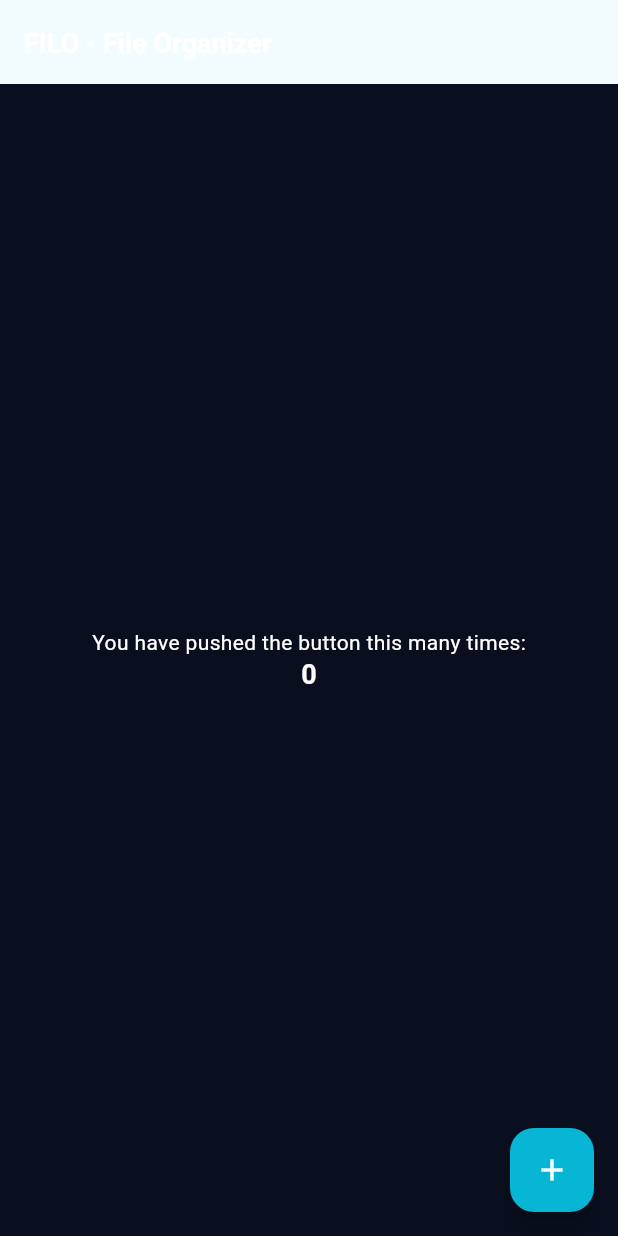
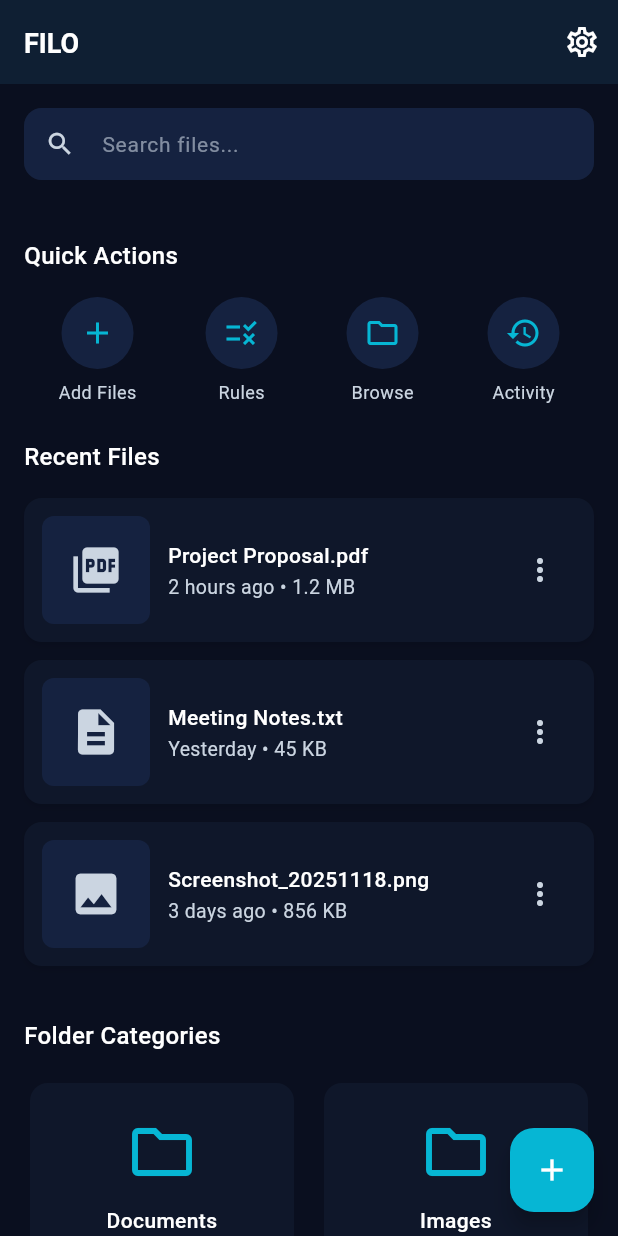
Before and after one commit to srujanyadav-hyp/Filo, a Flutter app: the screen it shows after launch, on a phone screen of 412 x 824 dp. Run offline on Flutter 3.47's test engine with Material 3 defaults, Android fonts, the light colour scheme and no system bars; our stand-ins replace drift, flutter_riverpod; accounts and stored records are empty; generated files the repository leaves out were written again.

Commit message:
feat(ui): implement home screen with search, cards, quick actions - Created HomeScreen with 4 sections: search bar, quick actions, recent files, folder categories - Implemented SearchBarWidget with focus animations (180ms scale, opacity changes) - Implemented FileCardWidget with press animation (scale to 0.96, 120ms easeOut) - Implemented QuickActionButton (48dp circular button with label) - All widgets use design tokens (AppColors, AppTypography, AppSpacing) - Updated main.dart to use HomeScreen instead of counter widget - Updated widget test to verify home screen components - All 34 tests passing (8 database + 26 theme + 1 widget) Refs: screens/home_shelf_ultra.md, ui_blueprint_ultra_ultra.md lines 38-97

```diff
--- a/lib/main.dart
+++ b/lib/main.dart
@@ -5,6 +5,7 @@ import 'package:flutter/material.dart';
 import 'package:flutter_riverpod/flutter_riverpod.dart';
 import 'core/providers/provider_observer.dart';
 import 'presentation/theme/app_theme.dart';
+import 'presentation/screens/home_screen.dart';
 
 void main() {
   runApp(
@@ -21,93 +22,7 @@ class MyApp extends StatelessWidget {
       title: 'FILO',
       debugShowCheckedModeBanner: false,
       theme: AppTheme.darkTheme,
-      home: const MyHomePage(title: 'FILO - File Organizer'),
+      home: const HomeScreen(),
     );
   }
 }
-
-class MyHomePage extends StatefulWidget {
-  const MyHomePage({super.key, required this.title});
-
-  // This widget is the home page of your application. It is stateful, meaning
-  // that it has a State object (defined below) that contains fields that affect
-  // how it looks.
-
-  // This class is the configuration for the state. It holds the values (in this
-  // case the title) provided by the parent (in this case the App widget) and
-  // used by the build method of the State. Fields in a Widget subclass are
-  // always marked "final".
-
-  final String title;
-
-  @override
-  State<MyHomePage> createState() => _MyHomePageState();
-}
-
-class _MyHomePageState extends State<MyHomePage> {
-  int _counter = 0;
-
-  void _incrementCounter() {
-    setState(() {
-      // This call to setState tells the Flutter framework that something has
-      // changed in this State, which causes it to rerun the build method below
-      // so that the display can reflect the updated values. If we changed
-      // _counter without calling setState(), then the build method would not be
-      // called again, and so nothing would appear to happen.
-      _counter++;
-    });
-  }
-
-  @override
-  Widget build(BuildContext context) {
-    // This method is rerun every time setState is called, for instance as done
-    // by the _incrementCounter method above.
-    //
-    // The Flutter framework has been optimized to make rerunning build methods
-    // fast, so that you can just rebuild anything that needs updating rather
-    // than having to individually change instances of widgets.
-    return Scaffold(
-      appBar: AppBar(
-        // TRY THIS: Try changing the color here to a specific color (to
-        // Colors.amber, perhaps?) and trigger a hot reload to see the AppBar
-        // change color while the other colors stay the same.
-        backgroundColor: Theme.of(context).colorScheme.inversePrimary,
-        // Here we take the value from the MyHomePage object that was created by
-        // the App.build method, and use it to set our appbar title.
-        title: Text(widget.title),
-      ),
-      body: Center(
-        // Center is a layout widget. It takes a single child and positions it
-        // in the middle of the parent.
-        child: Column(
-          // Column is also a layout widget. It takes a list of children and
-          // arranges them vertically. By default, it sizes itself to fit its
-          // children horizontally, and tries to be as tall as its parent.
-          //
-          // Column has various properties to control how it sizes itself and
-          // how it positions its children. Here we use mainAxisAlignment to
-          // center the children vertically; the main axis here is the vertical
-          // axis because Columns are vertical (the cross axis would be
-          // horizontal).
-          //
-          // TRY THIS: Invoke "debug painting" (choose the "Toggle Debug Paint"
-          // action in the IDE, or press "p" in the console), to see the
-          // wireframe for each widget.
-          mainAxisAlignment: .center,
-          children: [
-            const Text('You have pushed the button this many times:'),
-            Text(
-              '$_counter',
-              style: Theme.of(context).textTheme.headlineMedium,
-            ),
-          ],
-        ),
-      ),
-      floatingActionButton: FloatingActionButton(
-        onPressed: _incrementCounter,
-        tooltip: 'Increment',
-        child: const Icon(Icons.add),
-      ),
-    );
-  }
-}
--- /dev/null
+++ b/lib/presentation/screens/home_screen.dart
@@ -0,0 +1,275 @@
+// FILO Home Screen
+// Refs: screens/home_shelf_ultra.md (full file), ui_blueprint_ultra_ultra.md lines 50-80
+
+import 'package:flutter/material.dart';
+import '../theme/app_colors.dart';
+import '../theme/app_spacing.dart';
+import '../theme/app_typography.dart';
+import '../widgets/search_bar_widget.dart';
+import '../widgets/file_card_widget.dart';
+import '../widgets/quick_action_button.dart';
+
+/// Home/Shelf screen matching screens/home_shelf_ultra.md specifications
+/// Components: Search bar, Quick actions row, Recent list, Folder categories grid
+/// Spacing: between cards 12dp, between sections 24dp
+class HomeScreen extends StatelessWidget {
+  const HomeScreen({super.key});
+
+  @override
+  Widget build(BuildContext context) {
+    return Scaffold(
+      backgroundColor: AppColors.background,
+      appBar: AppBar(
+        title: const Text('FILO'),
+        actions: [
+          IconButton(
+            icon: const Icon(Icons.settings_outlined),
+            onPressed: () {
+              // TODO: Navigate to settings
+            },
+          ),
+        ],
+      ),
+      body: SafeArea(
+        child: CustomScrollView(
+          slivers: [
+            // Search bar section
+            SliverToBoxAdapter(
+              child: Padding(
+                padding: EdgeInsets.all(AppSpacing.paddingMedium), // 16dp
+                child: SearchBarWidget(
+                  onTap: () {
+                    // TODO: Navigate to search results screen
+                  },
+                  readOnly: true, // Tap navigates to search screen
+                ),
+              ),
+            ),
+
+            // 24dp spacing between sections per spec
+            SliverToBoxAdapter(
+              child: SizedBox(height: AppSpacing.spaceBetweenSections),
+            ),
+
+            // Quick actions row
+            SliverToBoxAdapter(
+              child: Padding(
+                padding: EdgeInsets.symmetric(
+                  horizontal: AppSpacing.paddingMedium,
+                ),
+                child: Column(
+                  crossAxisAlignment: CrossAxisAlignment.start,
+                  children: [
+                    Text('Quick Actions', style: AppTypography.headingS),
+                    const SizedBox(height: 16),
+                    Row(
+                      mainAxisAlignment: MainAxisAlignment.spaceAround,
+                      children: [
+                        QuickActionButton(
+                          icon: Icons.add,
+                          label: 'Add Files',
+                          onPressed: () {
+                            // TODO: Add files action
+                          },
+                        ),
+                        QuickActionButton(
+                          icon: Icons.rule,
+                          label: 'Rules',
+                          onPressed: () {
+                            // TODO: Navigate to rules
+                          },
+                        ),
+                        QuickActionButton(
+                          icon: Icons.folder_outlined,
+                          label: 'Browse',
+                          onPressed: () {
+                            // TODO: Browse files
+                          },
+                        ),
+                        QuickActionButton(
+                          icon: Icons.history,
+                          label: 'Activity',
+                          onPressed: () {
+                            // TODO: Navigate to activity log
+                          },
+                        ),
+                      ],
+                    ),
+                  ],
+                ),
+              ),
+            ),
+
+            // 24dp spacing between sections
+            SliverToBoxAdapter(
+              child: SizedBox(height: AppSpacing.spaceBetweenSections),
+            ),
+
+            // Recent files section
+            SliverToBoxAdapter(
+              child: Padding(
+                padding: EdgeInsets.symmetric(
+                  horizontal: AppSpacing.paddingMedium,
+                ),
+                child: Text('Recent Files', style: AppTypography.headingS),
+              ),
+            ),
+
+            SliverToBoxAdapter(
+              child: SizedBox(height: AppSpacing.paddingMedium),
+            ),
+
+            // Recent files list with 12dp spacing between cards
+            SliverPadding(
+              padding: EdgeInsets.symmetric(
+                horizontal: AppSpacing.paddingMedium,
+              ),
+              sliver: SliverList(
+                delegate: SliverChildBuilderDelegate(
+                  (context, index) {
+                    // Mock data - will be replaced with provider data
+                    final mockFiles = [
+                      {
+                        'name': 'Project Proposal.pdf',
+                        'subtitle': '2 hours ago • 1.2 MB',
+                        'icon': Icons.picture_as_pdf,
+                      },
+                      {
+                        'name': 'Meeting Notes.txt',
+                        'subtitle': 'Yesterday • 45 KB',
+                        'icon': Icons.description,
+                      },
+                      {
+                        'name': 'Screenshot_20251118.png',
+                        'subtitle': '3 days ago • 856 KB',
+                        'icon': Icons.image,
+                      },
+                    ];
+
+                    if (index >= mockFiles.length) return null;
+
+                    final file = mockFiles[index];
+
+                    return Padding(
+                      padding: EdgeInsets.only(
+                        bottom: AppSpacing.spaceBetweenCards, // 12dp per spec
+                      ),
+                      child: FileCardWidget(
+                        fileName: file['name'] as String,
+                        subtitle: file['subtitle'] as String,
+                        fileIcon: file['icon'] as IconData,
+                        onTap: () {
+                          // TODO: Navigate to file detail
+                        },
+                        onMorePressed: () {
+                          // TODO: Show file options menu
+                        },
+                      ),
+                    );
+                  },
+                  childCount: 3, // Mock count
+                ),
+              ),
+            ),
+
+            // 24dp spacing before folder categories
+            SliverToBoxAdapter(
+              child: SizedBox(height: AppSpacing.spaceBetweenSections),
+            ),
+
+            // Folder categories section
+            SliverToBoxAdapter(
+              child: Padding(
+                padding: EdgeInsets.symmetric(
+                  horizontal: AppSpacing.paddingMedium,
+                ),
+                child: Text('Folder Categories', style: AppTypography.headingS),
+              ),
+            ),
+
+            SliverToBoxAdapter(
+              child: SizedBox(height: AppSpacing.paddingMedium),
+            ),
+
+            // Folder categories grid (2 columns per spec)
+            SliverPadding(
+              padding: EdgeInsets.symmetric(
+                horizontal: AppSpacing.paddingMedium,
+              ),
+              sliver: SliverGrid(
+                delegate: SliverChildBuilderDelegate(
+                  (context, index) {
+                    final mockFolders = [
+                      {'name': 'Documents', 'count': '24 files'},
+                      {'name': 'Images', 'count': '156 files'},
+                      {'name': 'Downloads', 'count': '8 files'},
+                      {'name': 'Work', 'count': '32 files'},
+                    ];
+
+                    if (index >= mockFolders.length) return null;
+
+                    final folder = mockFolders[index];
+
+                    return Card(
+                      child: InkWell(
+                        onTap: () {
+                          // TODO: Navigate to folder view
+                        },
+                        borderRadius: BorderRadius.circular(12),
+                        child: Padding(
+                          padding: EdgeInsets.all(AppSpacing.paddingMedium),
+                          child: Column(
+                            mainAxisAlignment: MainAxisAlignment.center,
+                            children: [
+                              Icon(
+                                Icons.folder_outlined,
+                                size: 48,
+                                color: AppColors.accentTeal500,
+                              ),
+                              const SizedBox(height: 12),
+                              Text(
+                                folder['name'] as String,
+                                style: AppTypography.bodyM.copyWith(
+                                  fontWeight: FontWeight.w500,
+                                ),
+                                textAlign: TextAlign.center,
+                              ),
+                              const SizedBox(height: 4),
+                              Text(
+                                folder['count'] as String,
+                                style: AppTypography.bodySM.copyWith(
+                                  color: AppColors.textSecondary,
+                                ),
+                                textAlign: TextAlign.center,
+                              ),
+                            ],
+                          ),
+                        ),
+                      ),
+                    );
+                  },
+                  childCount: 4, // Mock count
+                ),
+                gridDelegate: const SliverGridDelegateWithFixedCrossAxisCount(
+                  crossAxisCount: 2, // 2 columns per spec
+                  mainAxisSpacing: 12, // 12dp spacing between cards
+                  crossAxisSpacing: 12,
+                  childAspectRatio: 1.2,
+                ),
+              ),
+            ),
+
+            // Bottom padding
+            SliverToBoxAdapter(child: SizedBox(height: AppSpacing.xxxl)),
+          ],
+        ),
+      ),
+      floatingActionButton: FloatingActionButton(
+        onPressed: () {
+          // TODO: Add quick action (file picker)
+        },
+        child: const Icon(Icons.add),
+      ),
+    );
+  }
+}
--- /dev/null
+++ b/lib/presentation/widgets/file_card_widget.dart
@@ -0,0 +1,179 @@
+// FILO File Card Widget
+// Refs: ui_blueprint_ultra_ultra.md lines 64-97 (File Card Ultra Expanded)
+
+import 'package:flutter/material.dart';
+import '../theme/app_colors.dart';
+import '../theme/app_spacing.dart';
+import '../theme/app_typography.dart';
+import '../theme/app_elevation.dart';
+
+/// File card widget matching ui_blueprint_ultra_ultra.md specifications
+/// Layout: |IMG(72x72)| 12dp | VStack(title, meta) | 12dp | ⋮ (48dp hitbox)|
+/// Press animation: scale 1 → 0.96 (120ms easeOut)
+class FileCardWidget extends StatefulWidget {
+  final String fileName;
+  final String subtitle; // Modified date, size, or tags
+  final IconData? fileIcon;
+  final VoidCallback? onTap;
+  final VoidCallback? onMorePressed;
+
+  const FileCardWidget({
+    super.key,
+    required this.fileName,
+    required this.subtitle,
+    this.fileIcon,
+    this.onTap,
+    this.onMorePressed,
+  });
+
+  @override
+  State<FileCardWidget> createState() => _FileCardWidgetState();
+}
+
+class _FileCardWidgetState extends State<FileCardWidget>
+    with SingleTickerProviderStateMixin {
+  late AnimationController _animationController;
+  late Animation<double> _scaleAnimation;
+  late Animation<double> _elevationAnimation;
+
+  @override
+  void initState() {
+    super.initState();
+    // ui_blueprint_ultra_ultra.md: Press animation 120ms easeOut
+    _animationController = AnimationController(
+      duration: const Duration(milliseconds: 120),
+      vsync: this,
+    );
+
+    // Scale: 1 → 0.96 per spec
+    _scaleAnimation = Tween<double>(begin: 1.0, end: 0.96).animate(
+      CurvedAnimation(parent: _animationController, curve: Curves.easeOut),
+    );
+
+    // Shadow increase to mid elevation on press
+    _elevationAnimation = Tween<double>(begin: 0.0, end: 1.0).animate(
+      CurvedAnimation(parent: _animationController, curve: Curves.easeOut),
+    );
+  }
+
+  @override
+  void dispose() {
+    _animationController.dispose();
+    super.dispose();
+  }
+
+  void _handleTapDown(TapDownDetails details) {
+    _animationController.forward();
+  }
+
+  void _handleTapUp(TapUpDetails details) {
+    _animationController.reverse();
+    widget.onTap?.call();
+  }
+
+  void _handleTapCancel() {
+    _animationController.reverse();
+  }
+
+  @override
+  Widget build(BuildContext context) {
+    return GestureDetector(
+      onTapDown: _handleTapDown,
+      onTapUp: _handleTapUp,
+      onTapCancel: _handleTapCancel,
+      child: AnimatedBuilder(
+        animation: _animationController,
+        builder: (context, child) {
+          return Transform.scale(
+            scale: _scaleAnimation.value,
+            child: Container(
+              decoration: BoxDecoration(
+                color: AppColors.surface,
+                borderRadius: BorderRadius.circular(12),
+                boxShadow: [
+                  // Lerp between low and medium elevation
+                  BoxShadow(
+                    color: Colors.black.withOpacity(
+                      0.10 + (_elevationAnimation.value * 0.04), // 0.10 → 0.14
+                    ),
+                    offset: Offset(
+                      0,
+                      2 + (_elevationAnimation.value * 4), // 2 → 6
+                    ),
+                    blurRadius: 4 + (_elevationAnimation.value * 8), // 4 → 12
+                  ),
+                ],
+              ),
+              padding: EdgeInsets.all(AppSpacing.xl), // 12dp padding
+              child: Row(
+                children: [
+                  // Image/Icon placeholder 72x72dp
+                  Container(
+                    width: 72,
+                    height: 72,
+                    decoration: BoxDecoration(
+                      color: AppColors.primary700,
+                      borderRadius: BorderRadius.circular(8),
+                    ),
+                    child: Icon(
+                      widget.fileIcon ?? Icons.insert_drive_file,
+                      size: 36,
+                      color: AppColors.textSecondary,
+                    ),
+                  ),
+
+                  SizedBox(width: AppSpacing.xl), // 12dp spacing per spec
+                  // Title and metadata
+                  Expanded(
+                    child: Column(
+                      crossAxisAlignment: CrossAxisAlignment.start,
+                      mainAxisSize: MainAxisSize.min,
+                      children: [
+                        // Title: max 1 line, ellipsis trailing, medium weight
+                        Text(
+                          widget.fileName,
+                          style: AppTypography.bodyM.copyWith(
+                            fontWeight: FontWeight.w500,
+                            color: AppColors.textPrimary,
+                          ),
+                          maxLines: 1,
+                          overflow: TextOverflow.ellipsis,
+                        ),
+                        const SizedBox(height: 4),
+                        // Subtitle: max 2 lines, line height 16dp
+                        Text(
+                          widget.subtitle,
+                          style: AppTypography.bodySM.copyWith(
+                            height: 16 / 13, // 16dp line height
+                            color: AppColors.textSecondary,
+                          ),
+                          maxLines: 2,
+                          overflow: TextOverflow.ellipsis,
+                        ),
+                      ],
+                    ),
+                  ),
+
+                  SizedBox(width: AppSpacing.xl), // 12dp spacing
+                  // More button (48dp hitbox per spec)
+                  SizedBox(
+                    width: 48,
+                    height: 48,
+                    child: IconButton(
+                      icon: Icon(
+                        Icons.more_vert,
+                        color: AppColors.textSecondary,
+                      ),
+                      onPressed: widget.onMorePressed,
+                      splashRadius: 24,
+                    ),
+                  ),
+                ],
+              ),
+            ),
+          );
+        },
+      ),
+    );
+  }
+}
--- /dev/null
+++ b/lib/presentation/widgets/quick_action_button.dart
@@ -0,0 +1,48 @@
+// FILO Quick Action Button Widget
+// Refs: ui_blueprint_ultra_ultra.md (Component patterns)
+
+import 'package:flutter/material.dart';
+import '../theme/app_colors.dart';
+import '../theme/app_typography.dart';
+
+/// Quick action button for home screen
+/// Circular icon button with label below
+class QuickActionButton extends StatelessWidget {
+  final IconData icon;
+  final String label;
+  final VoidCallback? onPressed;
+
+  const QuickActionButton({
+    super.key,
+    required this.icon,
+    required this.label,
+    this.onPressed,
+  });
+
+  @override
+  Widget build(BuildContext context) {
+    return Column(
+      mainAxisSize: MainAxisSize.min,
+      children: [
+        // 48dp diameter circular button
+        Container(
+          width: 48,
+          height: 48,
+          decoration: BoxDecoration(
+            color: AppColors.primary700,
+            shape: BoxShape.circle,
+          ),
+          child: IconButton(
+            icon: Icon(icon, size: 24),
+            color: AppColors.accentTeal500,
+            onPressed: onPressed,
+            splashRadius: 24,
+          ),
+        ),
+        const SizedBox(height: 8),
+        // Label below icon
+        Text(label, style: AppTypography.caption, textAlign: TextAlign.center),
+      ],
+    );
+  }
+}
--- /dev/null
+++ b/lib/presentation/widgets/search_bar_widget.dart
@@ -0,0 +1,141 @@
+// FILO Search Bar Widget
+// Refs: ui_blueprint_ultra_ultra.md lines 38-62 (Search Bar Complete Anatomy)
+
+import 'package:flutter/material.dart';
+import '../theme/app_colors.dart';
+import '../theme/app_spacing.dart';
+import '../theme/app_typography.dart';
+
+/// Search bar widget matching ui_blueprint_ultra_ultra.md specifications
+/// Height: 48dp, Radius: 12dp, Icons: 20dp
+class SearchBarWidget extends StatefulWidget {
+  final String hintText;
+  final ValueChanged<String>? onChanged;
+  final VoidCallback? onTap;
+  final bool readOnly;
+
+  const SearchBarWidget({
+    super.key,
+    this.hintText = 'Search files...',
+    this.onChanged,
+    this.onTap,
+    this.readOnly = false,
+  });
+
+  @override
+  State<SearchBarWidget> createState() => _SearchBarWidgetState();
+}
+
+class _SearchBarWidgetState extends State<SearchBarWidget>
+    with SingleTickerProviderStateMixin {
+  final TextEditingController _controller = TextEditingController();
+  final FocusNode _focusNode = FocusNode();
+  late AnimationController _animationController;
+  late Animation<double> _scaleAnimation;
+  bool _isFocused = false;
+
+  @override
+  void initState() {
+    super.initState();
+    _animationController = AnimationController(
+      duration: const Duration(milliseconds: 180),
+      vsync: this,
+    );
+    _scaleAnimation = Tween<double>(begin: 1.0, end: 1.02).animate(
+      CurvedAnimation(parent: _animationController, curve: Curves.easeOut),
+    );
+
+    _focusNode.addListener(() {
+      setState(() {
+        _isFocused = _focusNode.hasFocus;
+        if (_isFocused) {
+          _animationController.forward();
+        } else {
+          _animationController.reverse();
+        }
+      });
+    });
+
+    _controller.addListener(() {
+      setState(() {}); // Rebuild to show/hide clear button
+    });
+  }
+
+  @override
+  void dispose() {
+    _controller.dispose();
+    _focusNode.dispose();
+    _animationController.dispose();
+    super.dispose();
+  }
+
+  void _clearText() {
+    _controller.clear();
+    widget.onChanged?.call('');
+  }
+
+  @override
+  Widget build(BuildContext context) {
+    // ui_blueprint_ultra_ultra.md: Height 48dp, Radius 12dp
+    return ScaleTransition(
+      scale: _scaleAnimation,
+      child: Container(
+        height: 48,
+        decoration: BoxDecoration(
+          color: _isFocused
+              ? AppColors
+                    .surfaceElevated // Focused state
+              : AppColors.surface, // Idle state
+          borderRadius: BorderRadius.circular(12),
+          boxShadow: _isFocused
+              ? [
+                  // 2dp mid shadow when focused
+                  BoxShadow(
+                    color: Colors.black.withOpacity(0.14),
+                    offset: const Offset(0, 2),
+                    blurRadius: 8,
+                  ),
+                ]
+              : null,
+        ),
+        child: TextField(
+          controller: _controller,
+          focusNode: _focusNode,
+          readOnly: widget.readOnly,
+          onTap: widget.onTap,
+          onChanged: widget.onChanged,
+          style: AppTypography.bodyM,
+          decoration: InputDecoration(
+            hintText: widget.hintText,
+            hintStyle: AppTypography.bodyM.copyWith(
+              color: AppColors.textSecondary.withOpacity(
+                _isFocused ? 0.4 : 0.6, // Placeholder opacity per spec
+              ),
+            ),
+            prefixIcon: Icon(
+              Icons.search,
+              size: 20, // Leading icon 20dp per spec
+              color: AppColors.textSecondary,
+            ),
+            suffixIcon: _controller.text.isNotEmpty
+                ? IconButton(
+                    icon: Icon(
+                      Icons.clear,
+                      size: 20, // Trailing icon 20dp per spec
+                      color: AppColors.textSecondary,
+                    ),
+                    onPressed: _clearText,
+                  )
+                : null,
+            border: InputBorder.none,
+            contentPadding: EdgeInsets.symmetric(
+              horizontal: AppSpacing.paddingMedium,
+              vertical: AppSpacing.xl,
+            ),
+          ),
+          cursorColor: AppColors.accentTeal500, // Accent teal cursor per spec
+        ),
+      ),
+    );
+  }
+}
```
Also changed, not shown: 1 other file.
